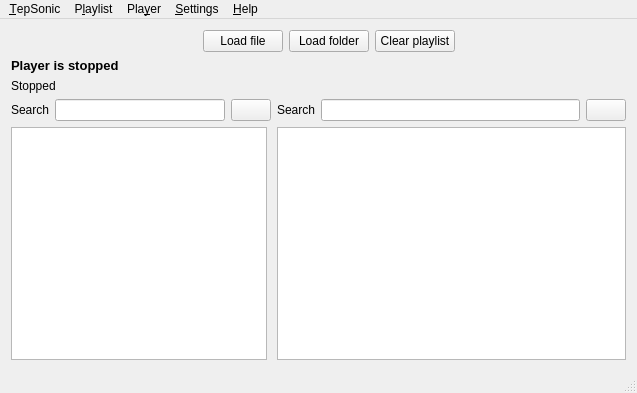
First picture: the form in src/ui/mainwindow.ui, repository danvratil/TepSonic, before the edit.
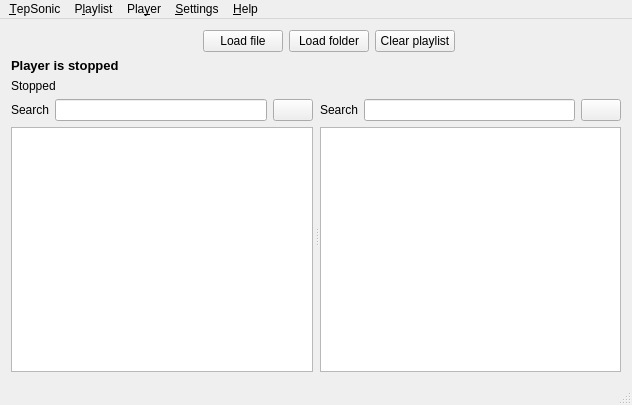
Second picture: the form after the edit. Icons and pictures are not drawn. Custom widgets are drawn as their Qt base class.

Commit message: Make CollectionsView resizable

The edit to the form file:
```diff
--- a/src/ui/mainwindow.ui
+++ b/src/ui/mainwindow.ui
@@ -6,8 +6,8 @@
    <rect>
     <x>0</x>
     <y>0</y>
-    <width>637</width>
-    <height>393</height>
+    <width>632</width>
+    <height>405</height>
    </rect>
   </property>
   <property name="sizePolicy">
@@ -270,13 +270,55 @@
      </layout>
     </item>
     <item>
-     <layout class="QHBoxLayout" name="horizontalLayout">
-      <item>
-       <layout class="QGridLayout" name="collectionLayout">
+     <widget class="QWidget" name="viewsWidget" native="true">
+      <property name="sizePolicy">
+       <sizepolicy hsizetype="Expanding" vsizetype="Expanding">
+        <horstretch>0</horstretch>
+        <verstretch>0</verstretch>
+       </sizepolicy>
+      </property>
+      <layout class="QGridLayout" name="gridLayout_3">
+       <property name="margin">
+        <number>0</number>
+       </property>
+       <item row="0" column="0">
+        <widget class="QSplitter" name="viewsSplitter">
+         <property name="sizePolicy">
+          <sizepolicy hsizetype="Expanding" vsizetype="Expanding">
+           <horstretch>0</horstretch>
+           <verstretch>0</verstretch>
+          </sizepolicy>
+         </property>
+         <property name="lineWidth">
+          <number>0</number>
+         </property>
+         <property name="orientation">
+          <enum>Qt::Horizontal</enum>
+         </property>
+         <property name="opaqueResize">
+          <bool>true</bool>
+         </property>
+         <property name="handleWidth">
+          <number>7</number>
+         </property>
+         <property name="childrenCollapsible">
+          <bool>false</bool>
+         </property>
+         <widget class="QWidget" name="collectionWidget" native="true">
+          <property name="sizePolicy">
+           <sizepolicy hsizetype="Expanding" vsizetype="Expanding">
+            <horstretch>0</horstretch>
+            <verstretch>0</verstretch>
+           </sizepolicy>
+          </property>
+          <layout class="QGridLayout" name="gridLayout">
+           <property name="margin">
+            <number>0</number>
+           </property>
         <item row="2" column="0" colspan="3">
          <widget class="CollectionBrowser" name="collectionBrowser">
           <property name="sizePolicy">
-           <sizepolicy hsizetype="Fixed" vsizetype="Expanding">
+              <sizepolicy hsizetype="Expanding" vsizetype="Expanding">
             <horstretch>0</horstretch>
             <verstretch>0</verstretch>
            </sizepolicy>
@@ -286,30 +328,23 @@
           </property>
          </widget>
         </item>
-        <item row="1" column="1">
+           <item row="0" column="1">
          <widget class="QLineEdit" name="colectionSearchEdit">
           <property name="sizePolicy">
-           <sizepolicy hsizetype="Minimum" vsizetype="Fixed">
+              <sizepolicy hsizetype="Expanding" vsizetype="Fixed">
             <horstretch>0</horstretch>
             <verstretch>0</verstretch>
            </sizepolicy>
           </property>
           <property name="minimumSize">
            <size>
-            <width>170</width>
+               <width>0</width>
             <height>0</height>
            </size>
           </property>
          </widget>
         </item>
-        <item row="1" column="0">
-         <widget class="QLabel" name="label_2">
-          <property name="text">
-           <string>Search</string>
-          </property>
-         </widget>
-        </item>
-        <item row="1" column="2">
+           <item row="0" column="2">
          <widget class="QPushButton" name="clearCollectionSearch">
           <property name="text">
            <string/>
@@ -326,13 +361,53 @@
           </property>
          </widget>
         </item>
-       </layout>
-      </item>
-      <item>
-       <layout class="QGridLayout" name="playlistLayout">
+           <item row="0" column="0">
+            <widget class="QLabel" name="label_2">
+             <property name="text">
+              <string>Search</string>
+             </property>
+            </widget>
+           </item>
+          </layout>
+         </widget>
+         <widget class="QWidget" name="playlistWidget" native="true">
+          <property name="sizePolicy">
+           <sizepolicy hsizetype="Expanding" vsizetype="Expanding">
+            <horstretch>0</horstretch>
+            <verstretch>0</verstretch>
+           </sizepolicy>
+          </property>
+          <layout class="QGridLayout" name="gridLayout_2">
+           <property name="margin">
+            <number>0</number>
+           </property>
+           <item row="0" column="0">
+            <widget class="QLabel" name="label">
+             <property name="text">
+              <string>Search</string>
+             </property>
+            </widget>
+           </item>
         <item row="0" column="1">
          <widget class="QLineEdit" name="playlistSearchEdit"/>
         </item>
+           <item row="0" column="2">
+            <widget class="QPushButton" name="clearPlaylistSearch">
+             <property name="text">
+              <string/>
+             </property>
+             <property name="icon">
+              <iconset>
+               <normaloff>:/icons/clearEdit</normaloff>:/icons/clearEdit</iconset>
+             </property>
+             <property name="iconSize">
+              <size>
+               <width>15</width>
+               <height>15</height>
+              </size>
+             </property>
+            </widget>
+           </item>
         <item row="1" column="0" colspan="3">
          <widget class="PlaylistBrowser" name="playlistBrowser">
           <property name="editTriggers">
@@ -340,33 +415,12 @@
           </property>
          </widget>
         </item>
-        <item row="0" column="0">
-         <widget class="QLabel" name="label">
-          <property name="text">
-           <string>Search</string>
-          </property>
+          </layout>
          </widget>
-        </item>
-        <item row="0" column="2">
-         <widget class="QPushButton" name="clearPlaylistSearch">
-          <property name="text">
-           <string/>
-          </property>
-          <property name="icon">
-           <iconset resource="../../icons.qrc">
-            <normaloff>:/icons/clearEdit</normaloff>:/icons/clearEdit</iconset>
-          </property>
-          <property name="iconSize">
-           <size>
-            <width>15</width>
-            <height>15</height>
-           </size>
-          </property>
          </widget>
         </item>
        </layout>
-      </item>
-     </layout>
+     </widget>
     </item>
    </layout>
   </widget>
@@ -375,7 +429,7 @@
     <rect>
      <x>0</x>
      <y>0</y>
-     <width>637</width>
+     <width>632</width>
      <height>20</height>
     </rect>
    </property>
```
Left out of the diff: 44 changed lines with no effect on the pictures. Lines whose indentation alone changed are shown as unchanged. The commit also changes 1 other file.
